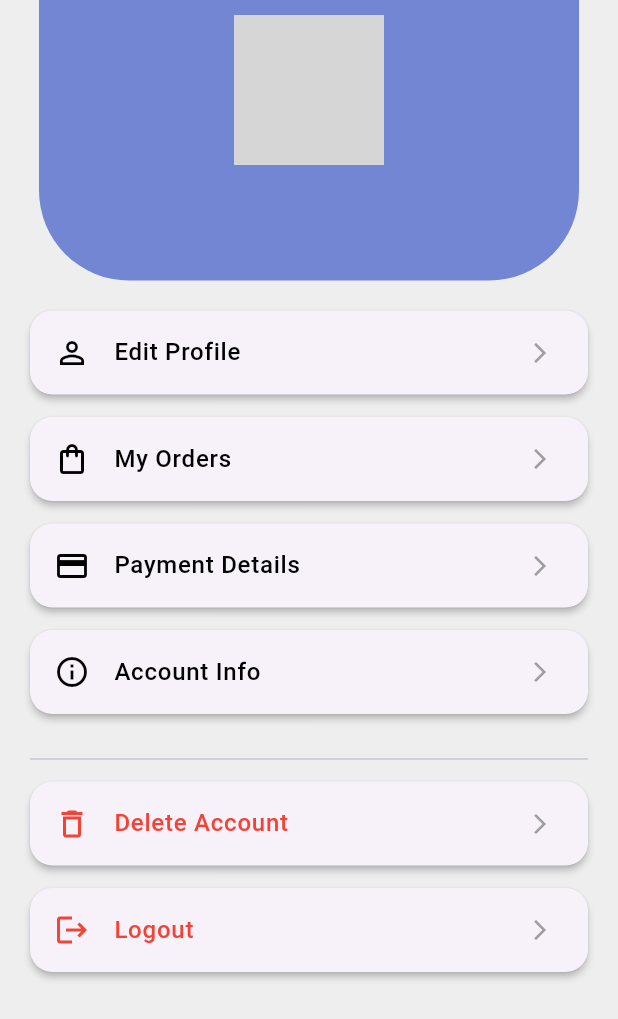
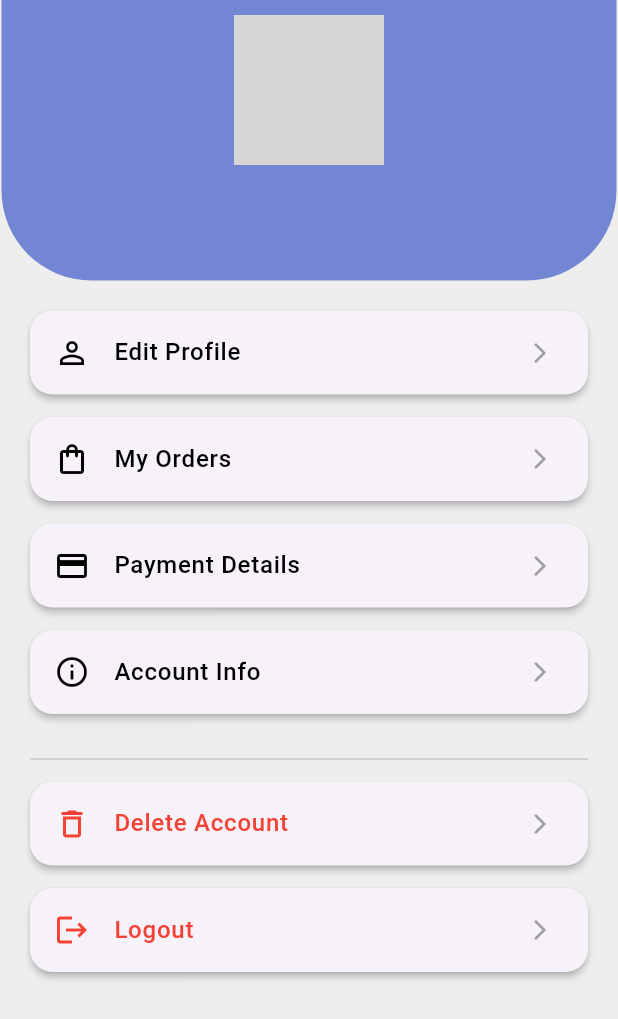
Before and after one commit to KaveeshaUdanii/doggi_app, a Flutter app: the AccountContent screen opened directly, on a phone screen of 412 x 824 dp. Shown: the top 1019 px of the screen. Run offline on Flutter 3.47's test engine with Material 3 defaults, Android fonts, the phone set to English and light mode, and no system bars; our stand-ins replace cloud_firestore, curved_navigation_bar, firebase_auth, firebase_core, firebase_storage, image_picker and 2 more; accounts and stored records are empty; network calls fail; grey boxes are pictures that could not be loaded.

Commit message:
15th commit

```diff
--- a/lib/screens/Account/AccountContent.dart
+++ b/lib/screens/Account/AccountContent.dart
@@ -170,7 +170,7 @@ class _AccountContentState extends State<AccountContent> {
       body: Column(
         children: [
           Container(
-            padding: const EdgeInsets.symmetric(vertical: 10, horizontal: 130),
+            padding: const EdgeInsets.symmetric(vertical: 10, horizontal: 155),
             decoration: const BoxDecoration(
               color: Color(0xFF7286D3),
               borderRadius: BorderRadius.only(
```
